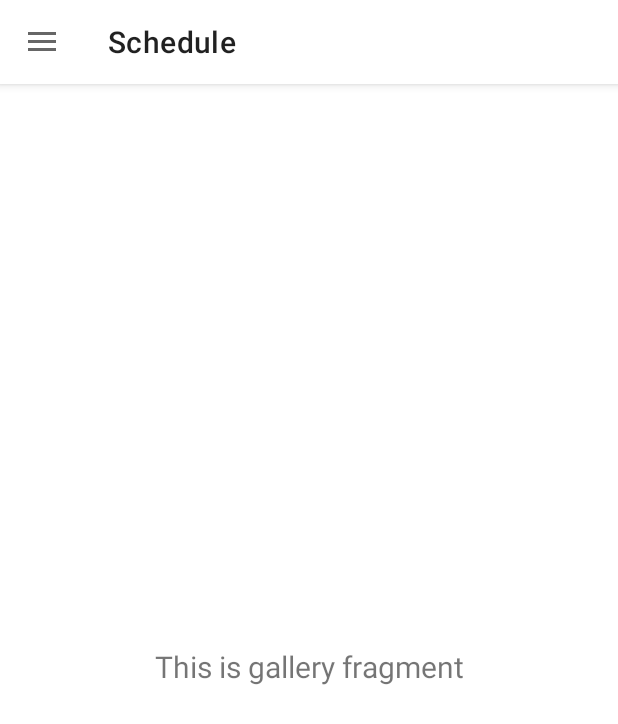
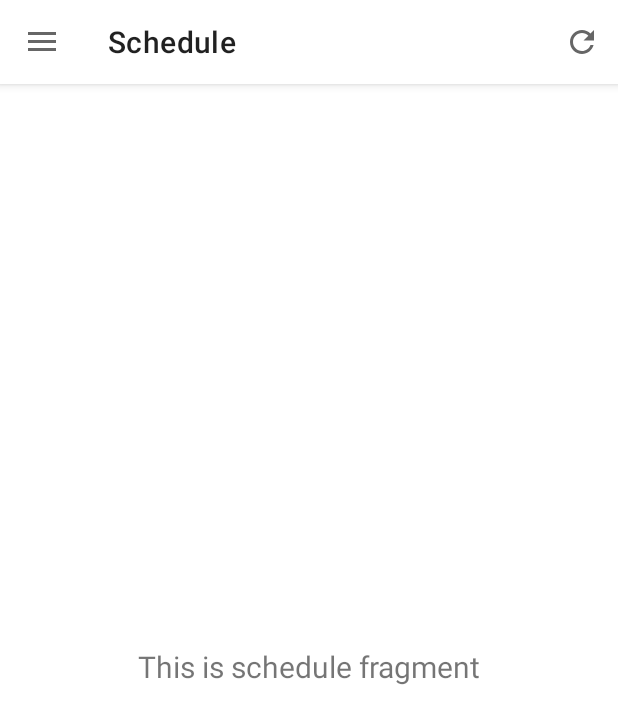
Before and after one commit to NikitaTr99/my-vspc-android, an Android app: the screen it shows after launch (MainActivity), in the side drawer, after a tap on "Schedule", on a phone screen of 412 x 824 dp. Shown: the top 724 px of the screen. Run offline under Robolectric (Android 15) with nearby library versions, the phone set to English and light mode, and no system bars; our stand-ins replace ButterKnife, navigation-ui.

Commit message:
some changes

```diff
--- a/app/src/main/AndroidManifest.xml
+++ b/app/src/main/AndroidManifest.xml
@@ -18,7 +18,7 @@
         <activity
             android:name=".MainActivity"
             android:label="@string/app_name"
-            android:theme="@style/Theme.MyVSPC.NoActionBar">
+            android:theme="@style/Theme.MyVSPC.Launcher">
             <intent-filter>
                 <action android:name="android.intent.action.MAIN" />
 
--- a/app/src/main/java/com/ntsoftware/vspc/myvspc/MainActivity.java
+++ b/app/src/main/java/com/ntsoftware/vspc/myvspc/MainActivity.java
@@ -30,6 +30,9 @@ public class MainActivity extends AppCompatActivity {
 
     @Override
     protected void onCreate(Bundle savedInstanceState) {
+
+        setTheme(R.style.Theme_MyVSPC_NoActionBar);
+
         super.onCreate(savedInstanceState);
         setContentView(R.layout.activity_main);
 
--- a/app/src/main/java/com/ntsoftware/vspc/myvspc/ui/home/HomeFragment.java
+++ b/app/src/main/java/com/ntsoftware/vspc/myvspc/ui/home/HomeFragment.java
@@ -82,7 +82,7 @@ public class HomeFragment extends Fragment {
 
     @Override
     public void onCreateOptionsMenu(@NonNull Menu menu, @NonNull MenuInflater inflater) {
-        inflater.inflate(R.menu.main,menu);
+        inflater.inflate(R.menu.home_menu,menu);
         super.onCreateOptionsMenu(menu,inflater);
     }
 }
--- a/app/src/main/java/com/ntsoftware/vspc/myvspc/ui/schedule/ScheduleFragment.java
+++ b/app/src/main/java/com/ntsoftware/vspc/myvspc/ui/schedule/ScheduleFragment.java
@@ -2,6 +2,8 @@ package com.ntsoftware.vspc.myvspc.ui.schedule;
 
 import android.os.Bundle;
 import android.view.LayoutInflater;
+import android.view.Menu;
+import android.view.MenuInflater;
 import android.view.View;
 import android.view.ViewGroup;
 import android.widget.TextView;
@@ -18,18 +20,20 @@ public class ScheduleFragment extends Fragment {
 
     private ScheduleViewModel galleryViewModel;
 
-    public View onCreateView(@NonNull LayoutInflater inflater,
-                             ViewGroup container, Bundle savedInstanceState) {
-        galleryViewModel =
-                new ViewModelProvider(this).get(ScheduleViewModel.class);
+    public View onCreateView(@NonNull LayoutInflater inflater, ViewGroup container, Bundle savedInstanceState) {
+        galleryViewModel = new ViewModelProvider(this).get(ScheduleViewModel.class);
         View root = inflater.inflate(R.layout.fragment_schedule, container, false);
+
+        setHasOptionsMenu(true);
+
         final TextView textView = root.findViewById(R.id.text_gallery);
-        galleryViewModel.getText().observe(getViewLifecycleOwner(), new Observer<String>() {
-            @Override
-            public void onChanged(@Nullable String s) {
-                textView.setText(s);
-            }
-        });
+        galleryViewModel.getText().observe(getViewLifecycleOwner(), s -> textView.setText(s));
         return root;
     }
+
+    @Override
+    public void onCreateOptionsMenu(@NonNull Menu menu, @NonNull MenuInflater inflater) {
+        inflater.inflate(R.menu.schedule_menu,menu);
+        super.onCreateOptionsMenu(menu, inflater);
+    }
 }
--- a/app/src/main/java/com/ntsoftware/vspc/myvspc/ui/schedule/ScheduleViewModel.java
+++ b/app/src/main/java/com/ntsoftware/vspc/myvspc/ui/schedule/ScheduleViewModel.java
@@ -10,7 +10,7 @@ public class ScheduleViewModel extends ViewModel {
 
     public ScheduleViewModel() {
         mText = new MutableLiveData<>();
-        mText.setValue("This is gallery fragment");
+        mText.setValue("This is schedule fragment");
     }
 
     public LiveData<String> getText() {
--- /dev/null
+++ b/app/src/main/res/drawable/ic_baseline_refresh_24.xml
@@ -0,0 +1,5 @@
+<vector android:autoMirrored="true" android:height="24dp"
+    android:tint="?attr/colorControlNormal" android:viewportHeight="24"
+    android:viewportWidth="24" android:width="24dp" xmlns:android="http://schemas.android.com/apk/res/android">
+    <path android:fillColor="@android:color/white" android:pathData="M17.65,6.35C16.2,4.9 14.21,4 12,4c-4.42,0 -7.99,3.58 -7.99,8s3.57,8 7.99,8c3.73,0 6.84,-2.55 7.73,-6h-2.08c-0.82,2.33 -3.04,4 -5.65,4 -3.31,0 -6,-2.69 -6,-6s2.69,-6 6,-6c1.66,0 3.14,0.69 4.22,1.78L13,11h7V4l-2.35,2.35z"/>
+</vector>
--- /dev/null
+++ b/app/src/main/res/drawable/launch_screen.xml
@@ -0,0 +1,9 @@
+<?xml version="1.0" encoding="utf-8"?>
+<layer-list
+    xmlns:android="http://schemas.android.com/apk/res/android">
+
+    <item android:drawable="?attr/colorSurface"/>
+
+    <item android:height="250dp" android:width="250dp" android:drawable="@drawable/mvspc_logo_scale_day_night" android:gravity="center"/>
+
+</layer-list>
--- /dev/null
+++ b/app/src/main/res/drawable/mvspc_logo_scale_day_night.xml
@@ -0,0 +1,17 @@
+<vector android:autoMirrored="true"
+    android:width="500dp"
+    android:height="500dp"
+    android:viewportWidth="108"
+    android:viewportHeight="108"
+    xmlns:android="http://schemas.android.com/apk/res/android">
+    <group
+        android:scaleX="0.05830526"
+        android:scaleY="0.05830526"
+        android:translateX="29.25"
+        android:translateY="46.771023">
+        <path android:fillColor="?attr/colorOnSurface" android:pathData="M210.16,138.13q6.9,14.49 3.22,35.45 -5.79,32.83 -31.91,51.86t-67.66,19L2.33,244.44A2.32,2.32 0,0 1,0 241.75L42.32,1.92A2.34,2.34 0,0 1,44.62 0L151.11,0q39.72,0 58.6,16.76t13.53,47.15a74,74 0,0 1,-12.59 30.74,75 75,0 0,1 -20.53,19.46 2.32,2.32 0,0 0,0.2 4Q204.06,125.35 210.16,138.13ZM97.45,91.22A2.33,2.33 0,0 0,99.75 94h27.77q17.72,0 20.86,-17.81 3.27,-18.51 -14.45,-18.51h-28.6A2.32,2.32 0,0 0,103 59.55ZM141.78,167.29q3.33,-18.85 -14.39,-18.86L89.32,148.43A2.32,2.32 0,0 0,87 150.36l-6,33.76a2.33,2.33 0,0 0,2.3 2.73h37.24Q138.32,186.85 141.78,167.29Z"/>
+        <path android:fillColor="?attr/colorOnSurface" android:pathData="M262.2,235.4a69.59,69.59 0,0 1,-28.91 -35.28q-8.68,-22.69 -3.63,-51.34a119.82,119.82 0,0 1,21.7 -51.16,116.62 116.62,0 0,1 41.32,-35.1 115.19,115.19 0,0 1,53.09 -12.58q30.54,0 49.59,15 18.43,14.55 22.37,39.9a2.33,2.33 0,0 1,-1.25 2.42l-54.63,27.93a2.33,2.33 0,0 1,-3.31 -1.49q-5.79,-22.31 -23.92,-22.31 -12.22,0 -22,9.78t-13,27.59q-3.19,18.16 3.17,27.94t18.59,9.78q18.45,0 32.26,-23.09a2.31,2.31 0,0 1,3.21 -0.8l44.35,27.65a2.34,2.34 0,0 1,0.85 3A97.89,97.89 0,0 1,365.74 233q-24.35,15 -54.89,15Q282.44,248 262.2,235.4Z"/>
+        <path android:fillColor="?attr/colorOnSurface" android:pathData="M625.11,56.17 L592.25,242.55a2.33,2.33 0,0 1,-2.29 1.93H526a2.33,2.33 0,0 1,-2.3 -2.73l21.89,-124.11a2.34,2.34 0,0 0,-2.29 -2.74H506.12a2.33,2.33 0,0 0,-2.29 1.93L481.66,242.55a2.33,2.33 0,0 1,-2.29 1.93h-64a2.32,2.32 0,0 1,-2.29 -2.73L445.93,55.36a2.33,2.33 0,0 1,2.29 -1.92h174.6A2.32,2.32 0,0 1,625.11 56.17Z"/>
+        <path android:fillColor="?attr/colorOnSurface" android:pathData="M716,180.91h-9.53a2.33,2.33 0,0 0,-2.29 1.93l-10.53,59.71a2.32,2.32 0,0 1,-2.29 1.93H627.06a2.33,2.33 0,0 1,-2.29 -2.73L657.64,55.36a2.32,2.32 0,0 1,2.29 -1.92h64.31a2.33,2.33 0,0 1,2.3 2.73l-10.86,61.59a2.32,2.32 0,0 0,2.29 2.73h11a2.34,2.34 0,0 0,1.89 -1L778,54.4a2.34,2.34 0,0 1,1.89 -1h66.81a2.33,2.33 0,0 1,1.85 3.74l-66.25,86.71a2.36,2.36 0,0 0,-0.31 2.28l37.82,95.12a2.33,2.33 0,0 1,-2.16 3.19H741.42a2.34,2.34 0,0 1,-2.2 -1.57l-21,-60.43A2.34,2.34 0,0 0,716 180.91Z"/>
+    </group>
+</vector>
--- a/app/src/main/res/menu/main.xml
+++ b/app/src/main/res/menu/home_menu.xml
@@ -2,8 +2,8 @@
 <menu xmlns:android="http://schemas.android.com/apk/res/android"
     xmlns:app="http://schemas.android.com/apk/res-auto">
     <item
-        android:id="@+id/action_settings"
+        android:id="@+id/home_menu_action_exit"
         android:orderInCategory="100"
-        android:title="@string/action_settings"
+        android:title="@string/home_menu_action_title_exit"
         app:showAsAction="never" />
 </menu>
--- /dev/null
+++ b/app/src/main/res/menu/schedule_menu.xml
@@ -0,0 +1,9 @@
+<?xml version="1.0" encoding="utf-8"?>
+<menu xmlns:android="http://schemas.android.com/apk/res/android"
+    xmlns:app="http://schemas.android.com/apk/res-auto">
+    <item
+        android:id="@+id/schedule_menu_action_update"
+        android:icon="@drawable/ic_baseline_refresh_24"
+        android:title="@string/schedule_menu_action_title_update"
+        app:showAsAction="always" />
+</menu>
--- a/app/src/main/res/values/strings.xml
+++ b/app/src/main/res/values/strings.xml
@@ -20,4 +20,6 @@
     <string name="news_type_name_news">news</string>
     <string name="news_type_name_notification">notification</string>
     <string name="news_type_name_warning">warning</string>
+    <string name="home_menu_action_title_exit">Exit</string>
+    <string name="schedule_menu_action_title_update">Update</string>
 </resources>
--- a/app/src/main/res/values/themes.xml
+++ b/app/src/main/res/values/themes.xml
@@ -20,6 +20,10 @@
     <style name="Theme.MyVSPC.NoActionBar">
         <item name="windowActionBar">false</item>
         <item name="windowNoTitle">true</item>
+    </style>
+
+    <style name="Theme.MyVSPC.Launcher">
+        <item name="android:windowBackground">@drawable/launch_screen</item>
     </style>
 
     <style name="Theme.MyVSPC.ToolBar" parent="Widget.MaterialComponents.Toolbar.Surface">
```
Also changed, not shown: app/src/main/res/drawable/ic_mvspc_logo.xml (deleted, +0 -8 lines), app/src/main/res/drawable/mvspc_logo_day_night.xml (added, +8 -0 lines), app/src/main/res/layout/nav_header_main.xml (+11 -3 lines), 1 other file.
